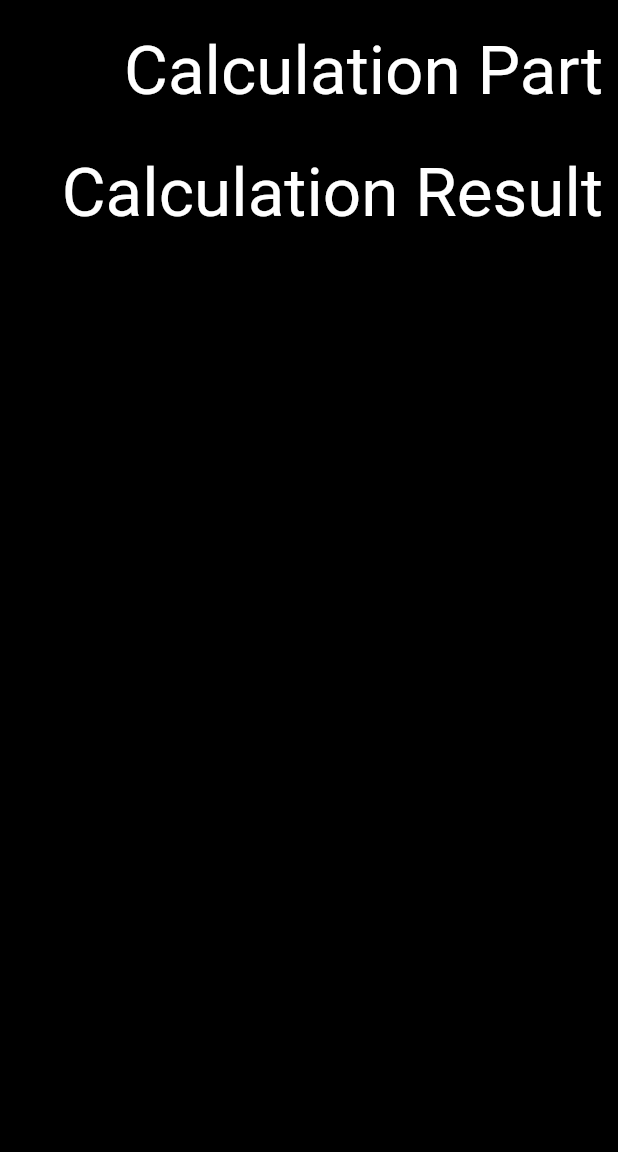
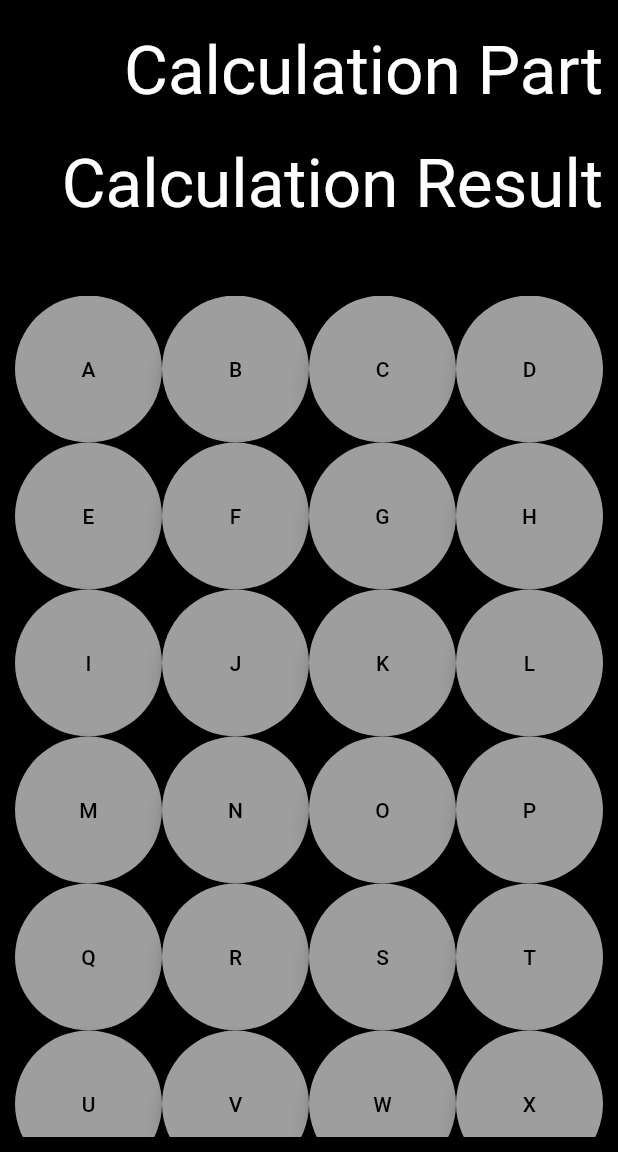
Before and after one commit to HamroRepo/mod_calculator, a Flutter app: the screen it shows after launch, on a phone screen of 412 x 824 dp, the part 84-1236 px from its top. Run offline on Flutter 3.47's test engine with Material 2 defaults, Android fonts, the phone set to English and light mode, and no system bars.

Commit message:
Working on

```diff
--- a/lib/main.dart
+++ b/lib/main.dart
@@ -30,7 +30,7 @@ class MyApp extends StatelessWidget {
         primaryColor: Colors.black,
         primarySwatch: Colors.grey,
       ),
-      home: const HomeScreen(),
+      home: HomeScreen(),
     );
   }
 }
--- a/lib/screens/home_screen.dart
+++ b/lib/screens/home_screen.dart
@@ -1,7 +1,35 @@
 import 'package:flutter/material.dart';
+import '../widgets/my_button.dart';
 
 class HomeScreen extends StatelessWidget {
-  const HomeScreen({Key? key}) : super(key: key);
+  final List buttons = [
+    "A",
+    "B",
+    "C",
+    "D",
+    "E",
+    "F",
+    "G",
+    "H",
+    "I",
+    "J",
+    "K",
+    "L",
+    "M",
+    "N",
+    "O",
+    "P",
+    "Q",
+    "R",
+    "S",
+    "T",
+    "U",
+    "V",
+    "W",
+    "X"
+  ];
+
+  HomeScreen({Key? key}) : super(key: key);
 
   @override
   Widget build(BuildContext context) {
@@ -24,6 +52,9 @@ class HomeScreen extends StatelessWidget {
               child: Column(
                 // crossAxisAlignment: CrossAxisAlignment.end,
                 children: [
+                  Expanded(
+                    child: Column(
+                      children: [
                         Container(
                           alignment: Alignment.centerRight,
                           height: constraints.maxHeight * 0.10,
@@ -32,13 +63,31 @@ class HomeScreen extends StatelessWidget {
                           ),
                         ),
                         const SizedBox(
-                    height: 6,
+                          height: 0.05,
                         ),
                         Container(
                           alignment: Alignment.centerRight,
                           height: constraints.maxHeight * 0.10,
                           child: const Text("Calculation Result"),
                         ),
+                      ],
+                    ),
+                  ),
+                  Expanded(
+                    flex: 3,
+                    child: Container(
+                      alignment: Alignment.bottomLeft,
+                      height: constraints.maxHeight * 0.75,
+                      child: GridView.builder(
+                          itemCount: buttons.length,
+                          gridDelegate:
+                              const SliverGridDelegateWithFixedCrossAxisCount(
+                                  crossAxisCount: 4),
+                          itemBuilder: (context, int index) {
+                            return MyButton(buttons[index]);
+                          }),
+                    ),
+                  )
                 ],
               ),
             );
--- /dev/null
+++ b/lib/widgets/my_button.dart
@@ -0,0 +1,37 @@
+import 'package:flutter/material.dart';
+
+class MyButton extends StatelessWidget {
+  final String buttonText;
+
+  const MyButton(this.buttonText, {Key? key}) : super(key: key);
+
+  @override
+  Widget build(BuildContext context) {
+    return FloatingActionButton(
+      onPressed: null,
+      child: Text(buttonText),
+    );
+    // GestureDetector(
+    //   onTap: null,
+    //   child: Padding(
+    //     padding: const EdgeInsets.all(0.2),
+    //     child: ClipRRect(
+    //       // borderRadius: BorderRadius.circular(25),
+    //       child: Container(
+    //         // color: color,
+    //         child: Center(
+    //           child: Text(
+    //             buttonText,
+    //             style: const TextStyle(
+    //               // color: textColor,
+    //               fontSize: 25,
+    //               fontWeight: FontWeight.bold,
+    //             ),
+    //           ),
+    //         ),
+    //       ),
+    //     ),
+    //   ),
+    // );
+  }
+}
--- a/math.json
+++ b/math.json
@@ -1,4 +1,5 @@
-[
+{
+    "operator":[
     {
         "operator":"+"
 
@@ -16,4 +17,4 @@
 
     }
 
-]
+]}
```
Lines whose indentation alone changed are shown as unchanged.
